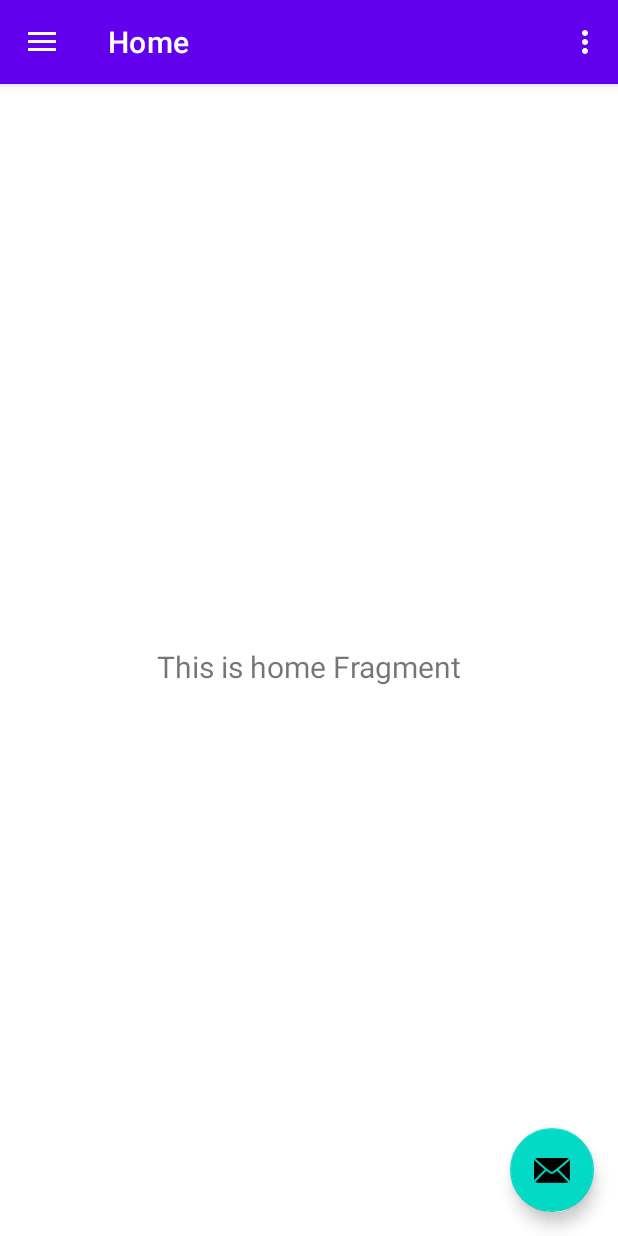
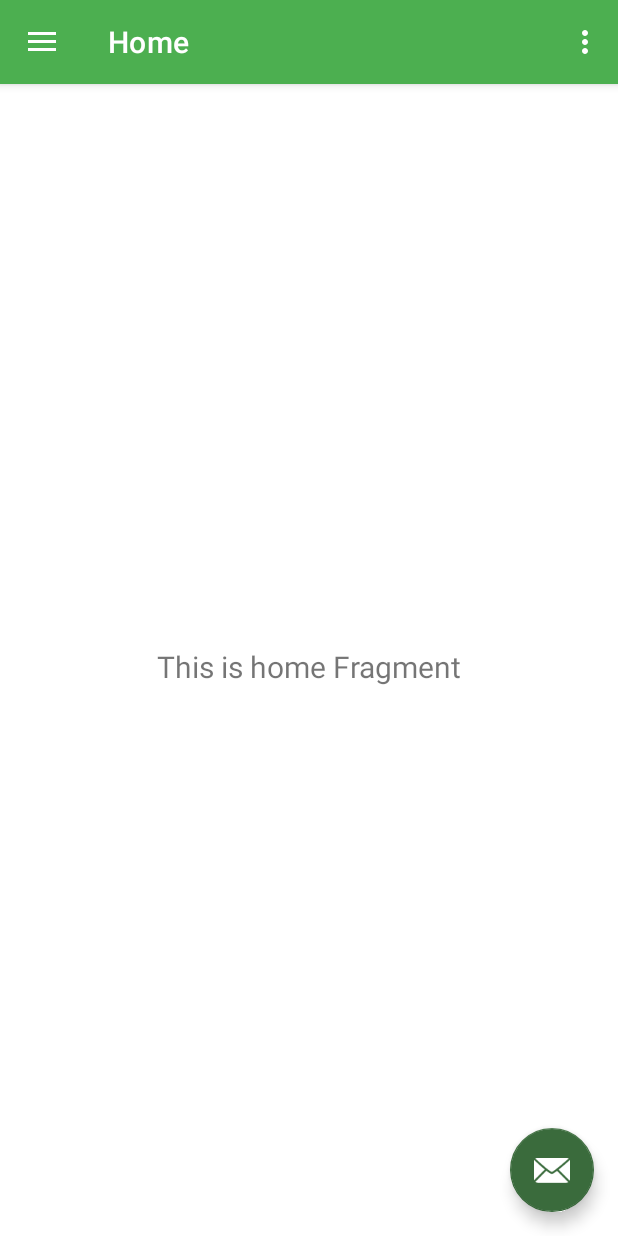
Before and after one commit to ASchuehle/HeritageHunter, an Android app: the screen it shows after launch (MainActivity), on a phone screen of 412 x 824 dp. Run offline under Robolectric (Android 15) with nearby library versions, the phone set to English and light mode, and no system bars; our stand-ins replace navigation-ui.

Commit message:
Color Changes

```diff
--- a/app/src/main/res/values-night/themes.xml
+++ b/app/src/main/res/values-night/themes.xml
@@ -2,13 +2,13 @@
     <!-- Base application theme. -->
     <style name="Theme.HeritageHunter" parent="Theme.MaterialComponents.DayNight.DarkActionBar">
         <!-- Primary brand color. -->
-        <item name="colorPrimary">@color/purple_200</item>
-        <item name="colorPrimaryVariant">@color/purple_700</item>
-        <item name="colorOnPrimary">@color/black</item>
+        <item name="colorPrimary">@color/primary</item>
+        <item name="colorPrimaryVariant">@color/darkprimary</item>
+        <item name="colorOnPrimary">@color/white</item>
         <!-- Secondary brand color. -->
-        <item name="colorSecondary">@color/teal_200</item>
-        <item name="colorSecondaryVariant">@color/teal_200</item>
-        <item name="colorOnSecondary">@color/black</item>
+        <item name="colorSecondary">@color/secondary</item>
+        <item name="colorSecondaryVariant">@color/darksecondary</item>
+        <item name="colorOnSecondary">@color/white</item>
         <!-- Status bar color. -->
         <item name="android:statusBarColor">?attr/colorPrimaryVariant</item>
         <!-- Customize your theme here. -->
--- a/app/src/main/res/values/colors.xml
+++ b/app/src/main/res/values/colors.xml
@@ -1,10 +1,14 @@
 <?xml version="1.0" encoding="utf-8"?>
 <resources>
-    <color name="purple_200">#FFBB86FC</color>
-    <color name="purple_500">#FF6200EE</color>
-    <color name="purple_700">#FF3700B3</color>
-    <color name="teal_200">#FF03DAC5</color>
-    <color name="teal_700">#FF018786</color>
     <color name="black">#FF000000</color>
     <color name="white">#FFFFFFFF</color>
+    <color name="background">#E5F9E6</color>
+    <color name="primary">#4CAF50</color>
+    <color name="darkprimary">#388E3C</color>
+    <color name="secondary">#3A6B3C</color>
+    <color name="darksecondary">#285329</color>
+    <color name="lightprimary">#C8E6C9</color>
+    <color name="accent">#FFC107</color>
+    <color name="primarytext">#000000</color>
+    <color name="secondarytext">#757575</color>
 </resources>
--- a/app/src/main/res/values/themes.xml
+++ b/app/src/main/res/values/themes.xml
@@ -2,13 +2,13 @@
     <!-- Base application theme. -->
     <style name="Theme.HeritageHunter" parent="Theme.MaterialComponents.DayNight.DarkActionBar">
         <!-- Primary brand color. -->
-        <item name="colorPrimary">@color/purple_500</item>
-        <item name="colorPrimaryVariant">@color/purple_700</item>
+        <item name="colorPrimary">@color/primary</item>
+        <item name="colorPrimaryVariant">@color/darkprimary</item>
         <item name="colorOnPrimary">@color/white</item>
         <!-- Secondary brand color. -->
-        <item name="colorSecondary">@color/teal_200</item>
-        <item name="colorSecondaryVariant">@color/teal_700</item>
-        <item name="colorOnSecondary">@color/black</item>
+        <item name="colorSecondary">@color/secondary</item>
+        <item name="colorSecondaryVariant">@color/darksecondary</item>
+        <item name="colorOnSecondary">@color/white</item>
         <!-- Status bar color. -->
         <item name="android:statusBarColor">?attr/colorPrimaryVariant</item>
         <!-- Customize your theme here. -->
```
